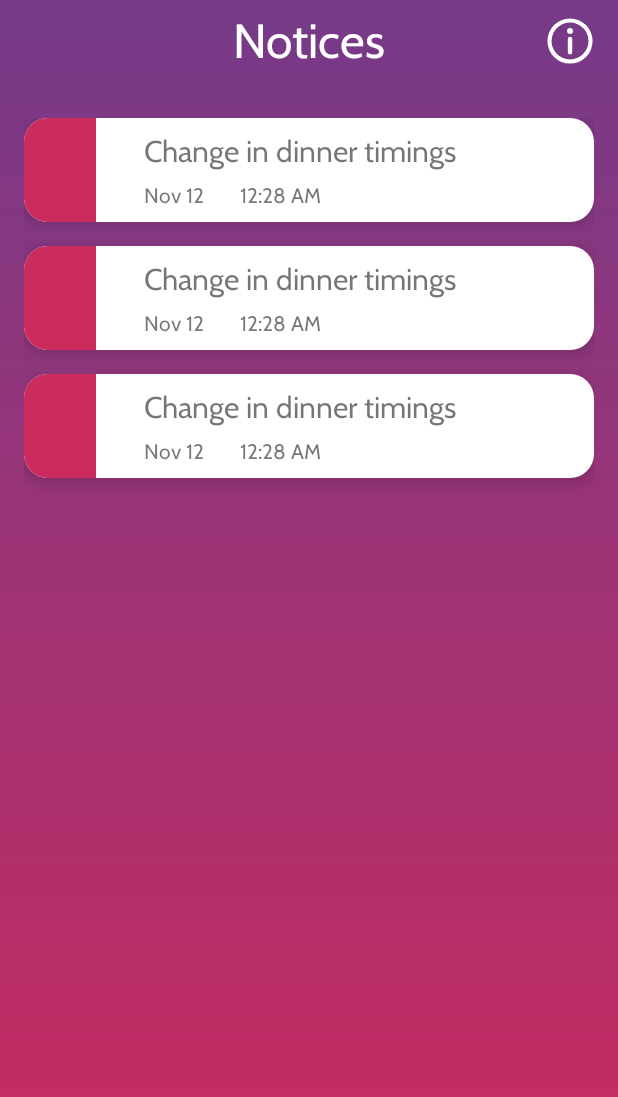
After one commit to AnEnigmaticBug/SSMS-App, an Android app: the layout fra_notice.xml on its own in the app's theme, with its tools: preview values and no code run, on a phone screen of 412 x 824 dp. The commit adds this screen. Shown: the top 1097 px of the screen. Run offline under Robolectric (Android 15) with nearby library versions, the light colour scheme and no system bars.

Commit message:
Make layouts for notice screen

```diff
--- /dev/null
+++ b/app/src/main/res/animator/an_move_down_06dp_00dp_on_press.xml
@@ -0,0 +1,23 @@
+<?xml version="1.0" encoding="utf-8"?>
+<selector xmlns:android="http://schemas.android.com/apk/res/android">
+    <item
+        android:state_enabled="true"
+        android:state_pressed="true">
+        <set>
+            <objectAnimator
+                android:duration="@android:integer/config_shortAnimTime"
+                android:propertyName="translationZ"
+                android:valueTo="0dp"
+                android:valueType="floatType"/>
+        </set>
+    </item>
+    <item>
+        <set>
+            <objectAnimator
+                android:duration="@android:integer/config_shortAnimTime"
+                android:propertyName="translationZ"
+                android:valueTo="6dp"
+                android:valueType="floatType"/>
+        </set>
+    </item>
+</selector>
--- /dev/null
+++ b/app/src/main/res/drawable/ic_close_32dp_32dp.xml
@@ -0,0 +1,5 @@
+<vector android:height="32dp" android:viewportHeight="475.2"
+    android:viewportWidth="475.2" android:width="32dp" xmlns:android="http://schemas.android.com/apk/res/android">
+    <path android:fillColor="#FF000000" android:pathData="M405.6,69.6C360.7,24.7 301.1,0 237.6,0s-123.1,24.7 -168,69.6S0,174.1 0,237.6s24.7,123.1 69.6,168s104.5,69.6 168,69.6s123.1,-24.7 168,-69.6s69.6,-104.5 69.6,-168S450.5,114.5 405.6,69.6zM386.5,386.5c-39.8,39.8 -92.7,61.7 -148.9,61.7s-109.1,-21.9 -148.9,-61.7c-82.1,-82.1 -82.1,-215.7 0,-297.8C128.5,48.9 181.4,27 237.6,27s109.1,21.9 148.9,61.7C468.6,170.8 468.6,304.4 386.5,386.5z"/>
+    <path android:fillColor="#FF000000" android:pathData="M342.3,132.9c-5.3,-5.3 -13.8,-5.3 -19.1,0l-85.6,85.6L152,132.9c-5.3,-5.3 -13.8,-5.3 -19.1,0c-5.3,5.3 -5.3,13.8 0,19.1l85.6,85.6l-85.6,85.6c-5.3,5.3 -5.3,13.8 0,19.1c2.6,2.6 6.1,4 9.5,4s6.9,-1.3 9.5,-4l85.6,-85.6l85.6,85.6c2.6,2.6 6.1,4 9.5,4c3.5,0 6.9,-1.3 9.5,-4c5.3,-5.3 5.3,-13.8 0,-19.1l-85.4,-85.6l85.6,-85.6C347.6,146.7 347.6,138.2 342.3,132.9z"/>
+</vector>
--- /dev/null
+++ b/app/src/main/res/drawable/ic_info_32dp_32dp.xml
@@ -0,0 +1,11 @@
+<vector android:height="32dp" android:viewportHeight="6.3500004"
+    android:viewportWidth="6.35" android:width="32dp" xmlns:android="http://schemas.android.com/apk/res/android">
+    <path android:fillAlpha="0.67" android:fillColor="#ff6600"
+        android:fillType="nonZero"
+        android:pathData="M-7.61372,1.19119h6.35v6.35h-6.35z"
+        android:strokeAlpha="0.67" android:strokeColor="#00000000"
+        android:strokeLineCap="round" android:strokeLineJoin="round" android:strokeWidth="0.13096252"/>
+    <path android:fillColor="#fff" android:pathData="M3.17846,0.19318A2.98701,2.98701 0,1 0,6.16547 3.18019,2.99036 2.99036,0 0,0 3.17846,0.19318ZM3.17846,5.62404A2.44386,2.44386 0,1 1,5.62231 3.18019,2.44672 2.44672,0 0,1 3.17846,5.62404Z"/>
+    <path android:fillColor="#fff" android:pathData="m3.17846,1.44701a0.38975,0.38975 0,1 0,0.38975 0.38998A0.39022,0.39022 135,0 0,3.17846 1.44701Z"/>
+    <path android:fillColor="#fff" android:pathData="M3.17846,2.61696A0.29225,0.29225 0,0 0,2.88621 2.90921l0,1.75374a0.29225,0.29225 0,1 0,0.5845 0l0,-1.75374A0.29225,0.29225 0,0 0,3.17846 2.61696Z"/>
+</vector>
--- /dev/null
+++ b/app/src/main/res/drawable/sh_half_rounded_rectangle_16dp.xml
@@ -0,0 +1,9 @@
+<?xml version="1.0" encoding="utf-8"?>
+<shape xmlns:android="http://schemas.android.com/apk/res/android"
+    android:shape="rectangle">
+
+    <corners
+        android:bottomLeftRadius="16dp"
+        android:topLeftRadius="16dp" />
+
+</shape>
--- /dev/null
+++ b/app/src/main/res/drawable/sh_oval.xml
@@ -0,0 +1,3 @@
+<?xml version="1.0" encoding="utf-8"?>
+<shape xmlns:android="http://schemas.android.com/apk/res/android"
+    android:shape="oval" />
--- /dev/null
+++ b/app/src/main/res/layout/fra_notice.xml
@@ -0,0 +1,50 @@
+<?xml version="1.0" encoding="utf-8"?>
+<androidx.constraintlayout.widget.ConstraintLayout xmlns:android="http://schemas.android.com/apk/res/android"
+    xmlns:app="http://schemas.android.com/apk/res-auto"
+    xmlns:tools="http://schemas.android.com/tools"
+    android:id="@+id/rootPOV"
+    android:layout_width="match_parent"
+    android:layout_height="match_parent">
+
+    <TextView
+        android:id="@+id/screenTitleLBL"
+        android:layout_width="wrap_content"
+        android:layout_height="wrap_content"
+        android:layout_marginTop="8dp"
+        android:fontFamily="@font/cabin"
+        android:includeFontPadding="false"
+        android:text="Notices"
+        android:textColor="@color/wht01"
+        android:textSize="32sp"
+        app:layout_constraintEnd_toEndOf="parent"
+        app:layout_constraintHorizontal_bias="0.5"
+        app:layout_constraintStart_toStartOf="parent"
+        app:layout_constraintTop_toTopOf="parent" />
+
+    <ImageView
+        android:id="@+id/infoBTN"
+        android:layout_width="wrap_content"
+        android:layout_height="wrap_content"
+        app:layout_constraintBottom_toBottomOf="@+id/screenTitleLBL"
+        app:layout_constraintEnd_toEndOf="@+id/noticesRCY"
+        app:layout_constraintTop_toTopOf="@+id/screenTitleLBL"
+        app:srcCompat="@drawable/ic_info_32dp_32dp" />
+
+    <androidx.recyclerview.widget.RecyclerView
+        android:id="@+id/noticesRCY"
+        android:layout_width="0dp"
+        android:layout_height="0dp"
+        android:layout_marginStart="16dp"
+        android:layout_marginTop="32dp"
+        android:layout_marginEnd="16dp"
+        android:clipToPadding="false"
+        android:paddingBottom="100dp"
+        app:layoutManager="androidx.recyclerview.widget.LinearLayoutManager"
+        app:layout_constraintBottom_toBottomOf="parent"
+        app:layout_constraintEnd_toEndOf="parent"
+        app:layout_constraintHorizontal_bias="0.5"
+        app:layout_constraintStart_toStartOf="parent"
+        app:layout_constraintTop_toBottomOf="@+id/screenTitleLBL"
+        tools:listitem="@layout/row_notices_rcy" />
+
+</androidx.constraintlayout.widget.ConstraintLayout>
--- /dev/null
+++ b/app/src/main/res/layout/row_notices_rcy.xml
@@ -0,0 +1,61 @@
+<?xml version="1.0" encoding="utf-8"?>
+<androidx.constraintlayout.widget.ConstraintLayout xmlns:android="http://schemas.android.com/apk/res/android"
+    xmlns:app="http://schemas.android.com/apk/res-auto"
+    xmlns:tools="http://schemas.android.com/tools"
+    android:id="@+id/rootPOV"
+    android:layout_width="match_parent"
+    android:layout_height="wrap_content"
+    android:layout_marginBottom="16dp"
+    android:background="@drawable/sh_rounded_rectangle_wht01_16dp"
+    android:stateListAnimator="@animator/an_move_down_06dp_00dp_on_press">
+
+    <View
+        android:id="@+id/priorityIndicatorPOV"
+        android:layout_width="48dp"
+        android:layout_height="0dp"
+        android:background="@drawable/sh_half_rounded_rectangle_16dp"
+        android:backgroundTint="@color/pnk01"
+        app:layout_constraintBottom_toBottomOf="parent"
+        app:layout_constraintStart_toStartOf="parent"
+        app:layout_constraintTop_toTopOf="parent" />
+
+    <TextView
+        android:id="@+id/headingLBL"
+        android:layout_width="0dp"
+        android:layout_height="wrap_content"
+        android:layout_marginStart="32dp"
+        android:layout_marginTop="10dp"
+        android:layout_marginEnd="16dp"
+        android:ellipsize="end"
+        android:fontFamily="@font/cabin"
+        android:includeFontPadding="false"
+        android:lines="1"
+        android:textSize="20sp"
+        app:layout_constraintEnd_toEndOf="parent"
+        app:layout_constraintStart_toEndOf="@+id/priorityIndicatorPOV"
+        app:layout_constraintTop_toTopOf="parent"
+        tools:text="Change in dinner timings" />
+
+    <TextView
+        android:id="@+id/dateLBL"
+        android:layout_width="wrap_content"
+        android:layout_height="wrap_content"
+        android:layout_marginTop="8dp"
+        android:layout_marginBottom="8dp"
+        android:fontFamily="@font/cabin"
+        app:layout_constraintBottom_toBottomOf="parent"
+        app:layout_constraintStart_toStartOf="@+id/headingLBL"
+        app:layout_constraintTop_toBottomOf="@+id/headingLBL"
+        tools:text="Nov 12" />
+
+    <TextView
+        android:id="@+id/timeLBL"
+        android:layout_width="wrap_content"
+        android:layout_height="wrap_content"
+        android:layout_marginStart="24dp"
+        android:fontFamily="@font/cabin"
+        app:layout_constraintBottom_toBottomOf="@+id/dateLBL"
+        app:layout_constraintStart_toEndOf="@+id/dateLBL"
+        app:layout_constraintTop_toTopOf="@+id/dateLBL"
+        tools:text="12:28 AM" />
+</androidx.constraintlayout.widget.ConstraintLayout>
--- a/app/src/main/res/values/colors.xml
+++ b/app/src/main/res/values/colors.xml
@@ -4,8 +4,12 @@
     <color name="colorPrimaryDark">#00574b</color>
     <color name="colorAccent">#d81b60</color>
 
+    <color name="blk01">#000000</color>
     <color name="gry01">#a5a5a5</color>
     <color name="pnk01">#cc2b5e</color>
+    <color name="pnk02">#ca2c5e</color>
+    <color name="pnk03">#e24375</color>
+    <color name="pnk04">#f3b2c7</color>
     <color name="vio01">#753a88</color>
     <color name="vio02">#5a176f</color>
     <color name="wht01">#ffffff</color>
```
Also changed, not shown: app/src/main/res/layout/dia_notice_details.xml (added, +69 -0 lines), app/src/main/res/layout/dia_notice_help.xml (added, +112 -0 lines).
